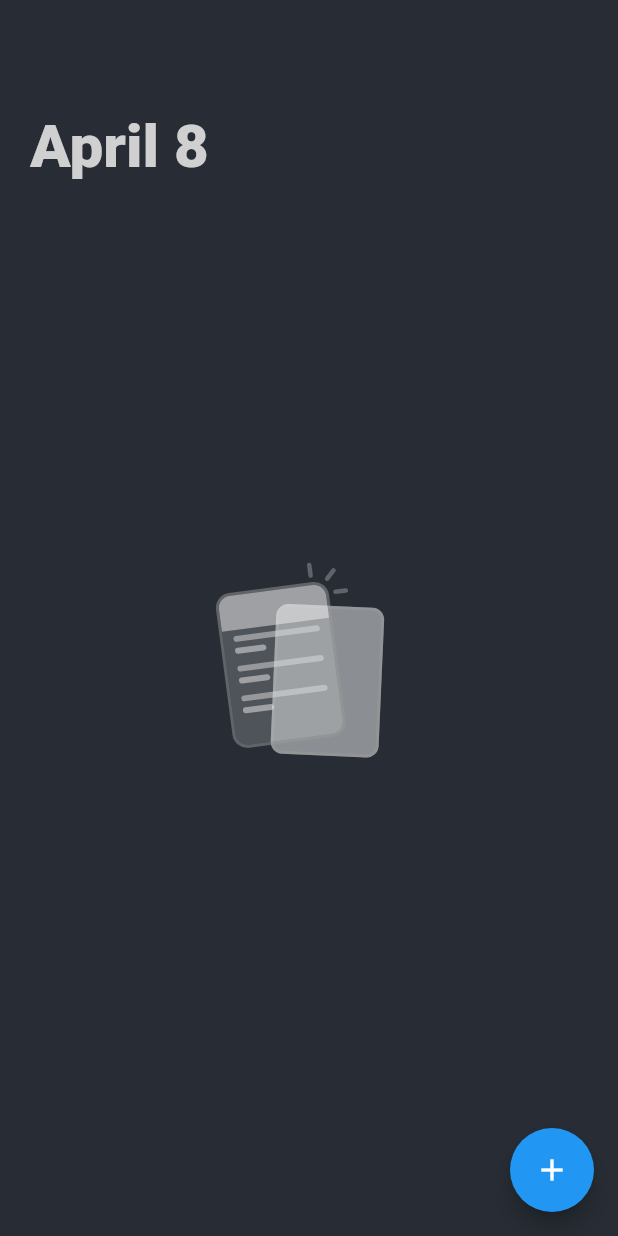
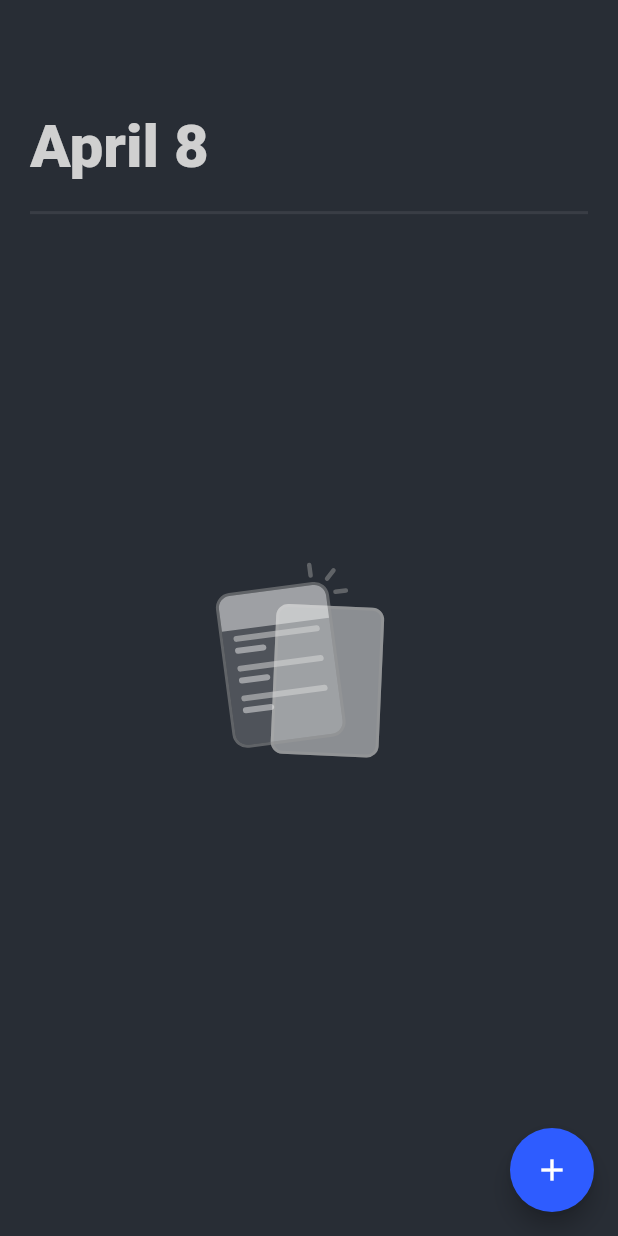
Before and after one commit to rishiad/Another-Tasks-App, a Flutter app: the screen it shows after launch, on a phone screen of 412 x 824 dp. Run offline on Flutter 3.47's test engine with Material 2 defaults, Android fonts, the phone set to English and light mode, and no system bars; our stand-ins replace flutter_svg, hive_flutter, stacked, stacked_services; accounts and stored records are empty.

```diff
--- a/lib/ui/views/init_view.dart
+++ b/lib/ui/views/init_view.dart
@@ -1,8 +1,8 @@
 import 'package:flutter/material.dart';
 import 'package:flutter_svg/svg.dart';
 import 'package:stacked/stacked.dart';
-import 'package:Tasks/ui/constants/color_constants.dart';
-import 'package:Tasks/ui/widgets/task.dart';
+import 'package:tasks/ui/constants/color_constants.dart';
+import 'package:tasks/ui/widgets/task.dart';
 import '../../core/viewmodels/views/init_viewmodel.dart';
 
 class InitScreen extends StatelessWidget {
@@ -14,7 +14,7 @@ class InitScreen extends StatelessWidget {
       builder: (context, model, child) => Scaffold(
         // make list view
         floatingActionButton: FloatingActionButton(
-          onPressed: model.addTask,
+          onPressed: model.move,
           backgroundColor: ColorConstants.blueribbonAppColor,
           child: const Icon(Icons.add),
         ),
@@ -37,11 +37,16 @@ class InitScreen extends StatelessWidget {
                       fontSize: 40,
                       fontWeight: FontWeight.w900,
                     )),
-
               ],
             ),
             SizedBox(
               height: MediaQuery.of(context).size.height * 0.05,
+              child: Divider(
+                color: Colors.white.withOpacity(.08),
+                thickness: 2,
+                endIndent: 20,
+                indent: 20,
+              ),
             ),
             Expanded(
               child: model.busy == true
@@ -50,7 +55,6 @@ class InitScreen extends StatelessWidget {
                         mainAxisAlignment: MainAxisAlignment
                             .center, //Center Row contents horizontally,
                         children: const [
-
                           Text("Loading",
                               style: TextStyle(
                                 fontSize: 20,
@@ -63,15 +67,15 @@ class InitScreen extends StatelessWidget {
                           ),
                         ],
                       ),
-                    ) : Padding(
-                      padding: const EdgeInsets.only(bottom : 100.0),
-                      child: model.tasks.isEmpty ? SvgPicture.asset(
-  'assets/empty_state.svg',
-  semanticsLabel: 'Acme Logo'
                     )
-
+                  : Padding(
+                      padding: const EdgeInsets.only(bottom: 100.0),
+                      child: model.tasks.isEmpty
+                          ? SvgPicture.asset('assets/empty_state.svg',
+                              semanticsLabel: 'Acme Logo')
                           : ListView.builder(
-                      padding: const EdgeInsets.symmetric(horizontal: 20),
+                              padding:
+                                  const EdgeInsets.symmetric(horizontal: 20),
                               itemCount: model.tasks.length,
                               itemBuilder: (context, index) {
                                 return Task(
@@ -79,6 +83,7 @@ class InitScreen extends StatelessWidget {
                                   id: model.tasks[index].id,
                                   deleteTask: model.deleteTask,
                                   checkTask: model.checkTask,
+                                  taskStatus: model.tasks[index].isCompleted,
                                 );
                               },
                             ),
```
Also changed, not shown: lib/core/viewmodels/views/init_viewmodel.dart (+7 -3 lines). Lines whose indentation alone changed are shown as unchanged.
